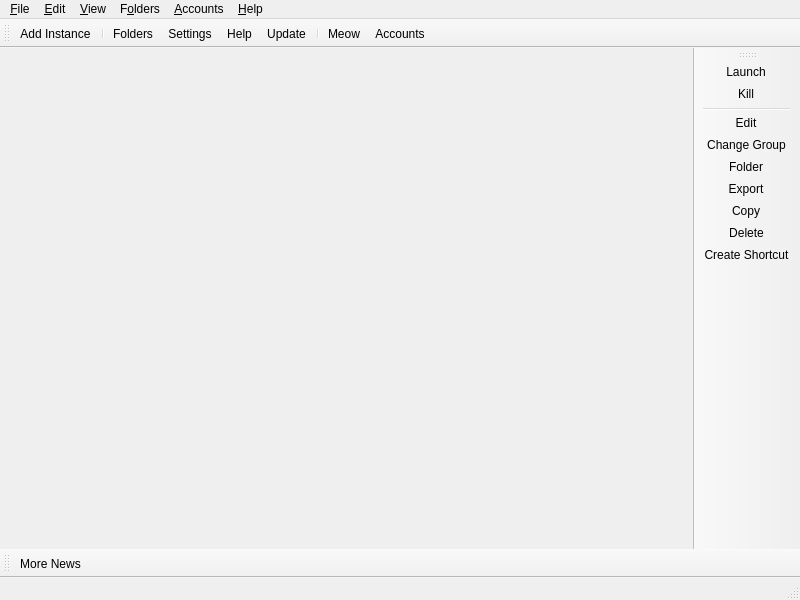
Above: launcher/ui/MainWindow.ui from svl-network/svl-connect before the change. Below: the same form after it.
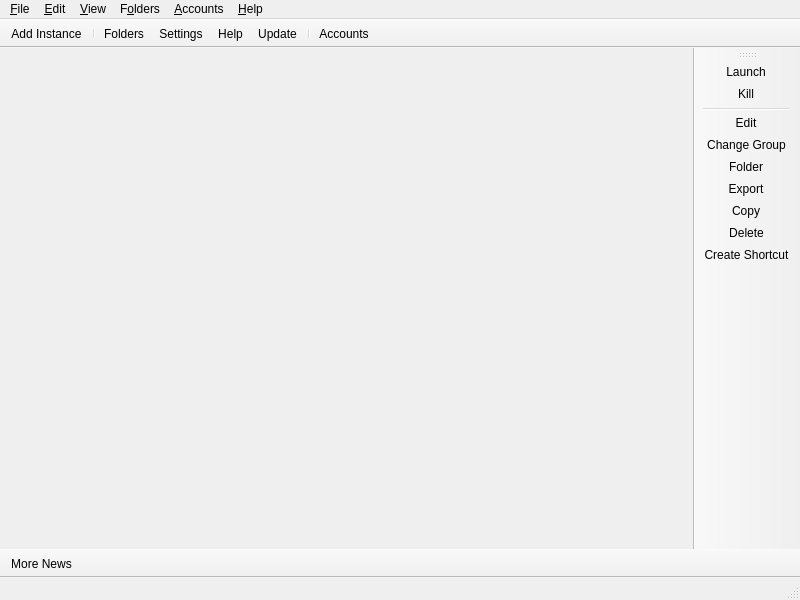
That is the form after the change. Icons and pictures are not drawn. Custom widgets are drawn as their Qt base class.

What changed in the file:
```diff
--- a/launcher/ui/MainWindow.ui
+++ b/launcher/ui/MainWindow.ui
@@ -40,9 +40,18 @@
    <property name="toolButtonStyle">
     <enum>Qt::ToolButtonTextBesideIcon</enum>
    </property>
+   <property name="movable">
+    <bool>false</bool>
+   </property>
    <property name="floatable">
     <bool>false</bool>
    </property>
+   <property name="iconSize">
+    <size>
+     <width>18</width>
+     <height>18</height>
+    </size>
+   </property>
    <attribute name="toolBarArea">
     <enum>TopToolBarArea</enum>
    </attribute>
@@ -56,7 +65,6 @@
    <addaction name="actionHelpButton"/>
    <addaction name="actionCheckUpdate"/>
    <addaction name="separator"/>
-   <addaction name="actionCAT"/>
    <addaction name="actionAccountsButton"/>
   </widget>
   <widget class="QToolBar" name="newsToolBar">
@@ -66,6 +74,12 @@
    <property name="allowedAreas">
     <set>Qt::BottomToolBarArea|Qt::TopToolBarArea</set>
    </property>
+   <property name="movable">
+    <bool>false</bool>
+   </property>
+   <property name="floatable">
+    <bool>false</bool>
+   </property>
    <property name="iconSize">
     <size>
      <width>16</width>
@@ -240,20 +254,6 @@
     <string>Open the development blog to read more news about %1.</string>
    </property>
   </action>
-  <action name="actionCAT">
-   <property name="checkable">
-    <bool>true</bool>
-   </property>
-   <property name="icon">
-    <iconset theme="cat"/>
-   </property>
-   <property name="text">
-    <string>&amp;Meow</string>
-   </property>
-   <property name="toolTip">
-    <string>It's a fluffy kitty :3</string>
-   </property>
-  </action>
   <action name="actionToggleStatusBar">
    <property name="checkable">
     <bool>true</bool>
```
Left out of the diff: 4 changed lines with no effect on the pictures.
